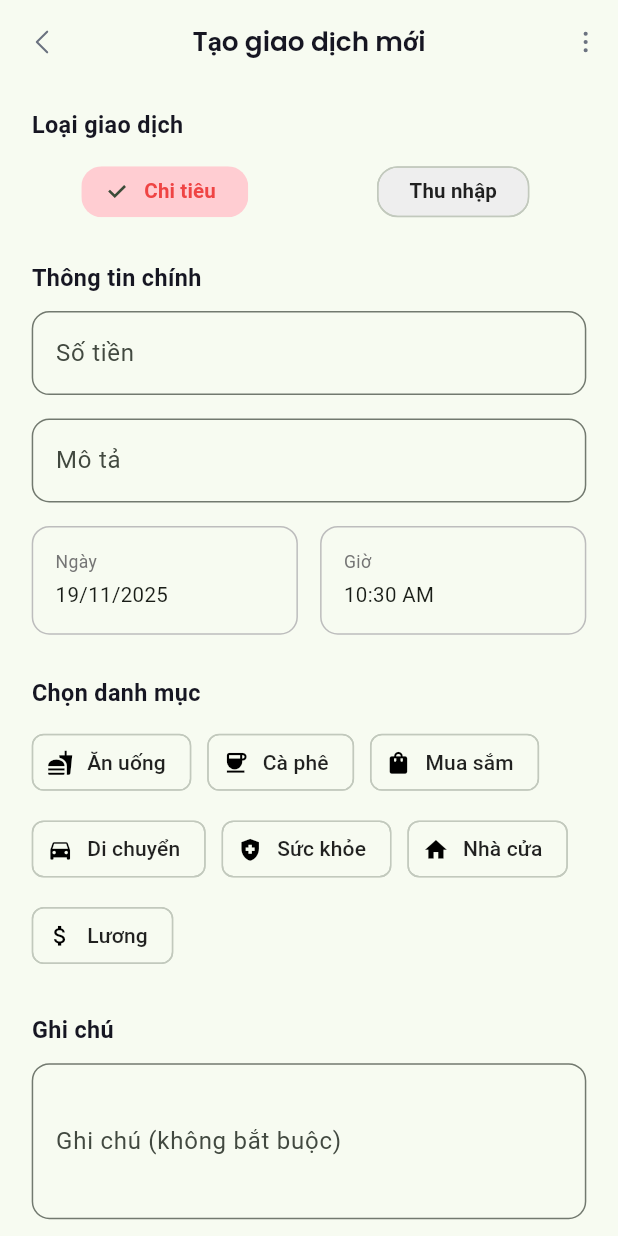
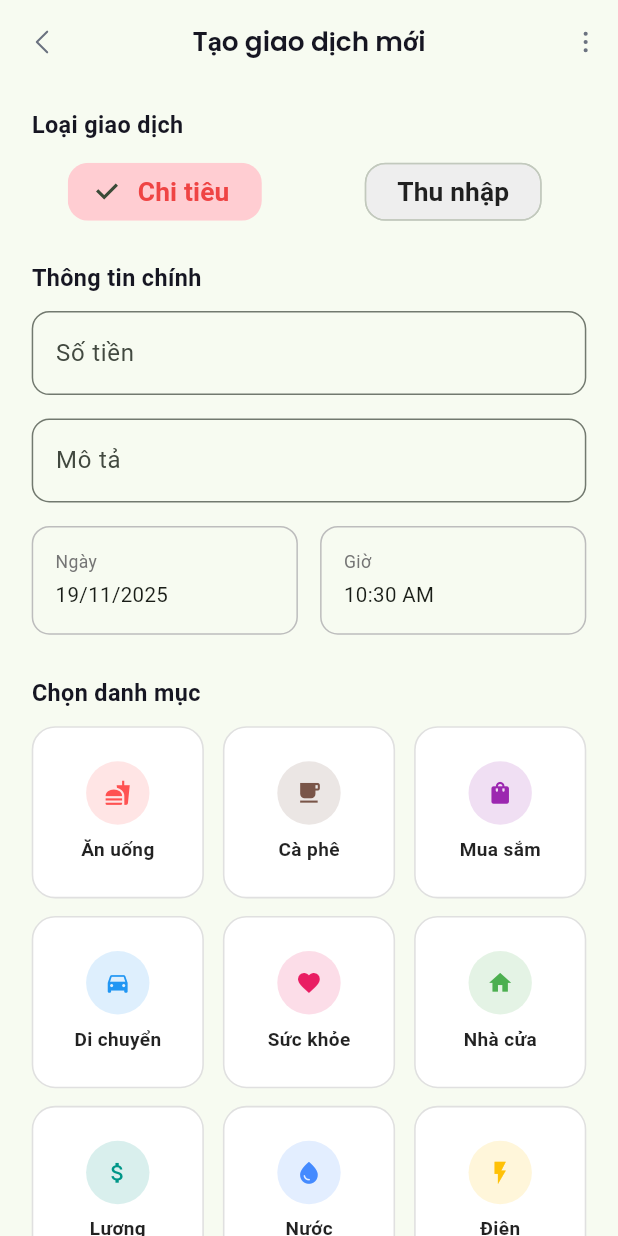
Before and after one commit to phonghai0312/finpal_mobile, a Flutter app: the CreateTransactionPage screen opened by its route, on a phone screen of 412 x 824 dp. Run offline on Flutter 3.47's test engine with Material 3 defaults, Android fonts, the phone set to English and light mode, and no system bars; our stand-ins replace easy_localization, equatable, fl_chart, flutter_dotenv, flutter_riverpod, flutter_screenutil and 5 more; accounts and stored records are empty; statements that could not run were skipped.

Commit message:
feat::create transactions page

```diff
--- a/lib/features/transactions/presentation/pages/create_transaction_page.dart
+++ b/lib/features/transactions/presentation/pages/create_transaction_page.dart
@@ -1,4 +1,4 @@
-// ignore_for_file: use_build_context_synchronously
+// ignore_for_file: use_build_context_synchronously, sized_box_for_whitespace, deprecated_member_use
 
 import 'package:flutter/material.dart';
 import 'package:flutter_riverpod/flutter_riverpod.dart';
@@ -128,9 +128,6 @@ class CreateTransactionPageState extends ConsumerState<CreateTransactionPage> {
 
             SizedBox(height: 28.h),
 
-            /// ========================
-            /// RULE TỰ ĐỘNG
-            /// ========================
             _autoRuleCard(),
 
             SizedBox(height: 32.h),
@@ -171,11 +168,14 @@ class CreateTransactionPageState extends ConsumerState<CreateTransactionPage> {
         Expanded(
           child: Container(
             height: 46.h,
+            child: SizedBox(
+              width: 180.w,
+              height: 44.h,
               child: ChoiceChip(
                 label: Text(
                   "Chi tiêu",
                   style: TextStyle(
-                  fontSize: 14.sp,
+                    fontSize: 18.sp,
                     fontWeight: FontWeight.w600,
                     color: state.type == "expense"
                         ? AppColors.darkRed
@@ -193,15 +193,19 @@ class CreateTransactionPageState extends ConsumerState<CreateTransactionPage> {
               ),
             ),
           ),
+        ),
         SizedBox(width: 14.w),
         Expanded(
           child: Container(
             height: 46.h,
+            child: SizedBox(
+              width: 180.w,
+              height: 44.h,
               child: ChoiceChip(
                 label: Text(
                   "Thu nhập",
                   style: TextStyle(
-                  fontSize: 14.sp,
+                    fontSize: 18.sp,
                     fontWeight: FontWeight.w600,
                     color: state.type == "income"
                         ? AppColors.darkGreen
@@ -216,6 +220,7 @@ class CreateTransactionPageState extends ConsumerState<CreateTransactionPage> {
                   borderRadius: BorderRadius.circular(14.r),
                 ),
                 padding: EdgeInsets.symmetric(horizontal: 12.w, vertical: 6.h),
+              ),
             ),
           ),
         ),
@@ -316,35 +321,82 @@ class CreateTransactionPageState extends ConsumerState<CreateTransactionPage> {
     CreateTransactionNotifier notifier,
   ) {
     final categories = [
-      ("c001", "Ăn uống", Icons.fastfood),
-      ("c008", "Cà phê", Icons.coffee),
-      ("c002", "Mua sắm", Icons.shopping_bag),
-      ("c004", "Di chuyển", Icons.directions_car),
-      ("c005", "Sức khỏe", Icons.health_and_safety),
-      ("c009", "Nhà cửa", Icons.home),
-      ("c003", "Lương", Icons.attach_money),
+      ("c001", "Ăn uống", Icons.fastfood, Colors.redAccent),
+      ("c008", "Cà phê", Icons.local_cafe, Colors.brown),
+      ("c002", "Mua sắm", Icons.shopping_bag, Colors.purple),
+      ("c004", "Di chuyển", Icons.directions_car, Colors.blue),
+      ("c005", "Sức khỏe", Icons.favorite, Colors.pink),
+      ("c009", "Nhà cửa", Icons.home, Colors.green),
+      ("c003", "Lương", Icons.attach_money, Colors.teal),
+      ("c010", "Nước", Icons.water_drop, Colors.blueAccent),
+      ("c011", "Điện", Icons.flash_on, Colors.amber),
     ];
 
-    return Wrap(
-      spacing: 10.w,
-      runSpacing: 10.h,
-      children: categories.map((c) {
-        final selected = c.$1 == state.categoryId;
-        return ChoiceChip(
-          selected: selected,
-          onSelected: (_) => notifier.setCategory(c.$1),
-          selectedColor: Colors.blue.shade600,
-          avatar: Icon(
-            c.$3,
+    return GridView.builder(
+      shrinkWrap: true,
+      physics: const NeverScrollableScrollPhysics(),
+      itemCount: categories.length,
+      gridDelegate: SliverGridDelegateWithFixedCrossAxisCount(
+        crossAxisCount: 3,
+        mainAxisSpacing: 12.h,
+        crossAxisSpacing: 12.w,
+        childAspectRatio: 1,
+      ),
+      itemBuilder: (context, index) {
+        final item = categories[index];
+        final id = item.$1;
+        final label = item.$2;
+        final icon = item.$3;
+        final color = item.$4;
+
+        final isSelected = id == state.categoryId;
+
+        return GestureDetector(
+          onTap: () => notifier.setCategory(id),
+          child: Container(
+            padding: EdgeInsets.symmetric(vertical: 12.h),
+            decoration: BoxDecoration(
+              color: isSelected ? color.withOpacity(0.12) : Colors.white,
+              border: Border.all(
+                color: isSelected ? color : Colors.grey.shade300,
+                width: isSelected ? 2.w : 1.w,
+              ),
+              borderRadius: BorderRadius.circular(16.r),
+            ),
+            child: Column(
+              mainAxisAlignment: MainAxisAlignment.center,
+              children: [
+                // Icon circle
+                Container(
+                  width: 40.w,
+                  height: 40.w,
+                  decoration: BoxDecoration(
+                    color: isSelected ? color : color.withOpacity(0.15),
+                    shape: BoxShape.circle,
+                  ),
+                  child: Icon(
+                    icon,
                     size: 18.sp,
-            color: selected ? Colors.white : Colors.black,
+                    color: isSelected ? Colors.white : color,
                   ),
-          label: Text(c.$2),
-          labelStyle: TextStyle(
-            color: selected ? Colors.white : Colors.black87,
+                ),
+
+                SizedBox(height: 8.h),
+
+                // Label
+                Text(
+                  label,
+                  style: TextStyle(
+                    fontSize: 13.sp,
+                    fontWeight: FontWeight.w600,
+                    color: isSelected ? color : Colors.black87,
+                  ),
+                ),
+              ],
+            ),
           ),
         );
-      }).toList(),
+      },
     );
   }
 
@@ -361,7 +413,7 @@ class CreateTransactionPageState extends ConsumerState<CreateTransactionPage> {
       child: const Text(
         "✨ Áp dụng quy tắc tự động\n"
         "Tự động phân loại các giao dịch tương tự vào danh mục này trong tương lai.",
-        style: TextStyle(fontSize: 13),
+        style: TextStyle(fontSize: 18),
       ),
     );
   }
--- a/lib/features/transactions/presentation/pages/transactions_page.dart
+++ b/lib/features/transactions/presentation/pages/transactions_page.dart
@@ -49,7 +49,7 @@ class TransactionsPageState extends ConsumerState<TransactionsPage> {
           crossAxisAlignment: CrossAxisAlignment.start,
           children: [
             _buildSummaryCards(context, state),
-            _buildSearchBar(context),
+            _buildSearchBar(context, notifier),
             _buildFilterBar(context, state, notifier),
             _buildCategoryButton(),
             Expanded(child: _buildTransactionList(context, state, notifier)),
@@ -142,7 +142,7 @@ class TransactionsPageState extends ConsumerState<TransactionsPage> {
   // SEARCH BAR
   // ---------------------------------------------------------------------------
 
-  Widget _buildSearchBar(BuildContext context) {
+  Widget _buildSearchBar(BuildContext context, TransactionNotifier notifier) {
     return Padding(
       padding: EdgeInsets.symmetric(horizontal: 16.w),
       child: TextField(
@@ -157,7 +157,7 @@ class TransactionsPageState extends ConsumerState<TransactionsPage> {
             borderSide: BorderSide.none,
           ),
         ),
-        onChanged: (value) {},
+        onChanged: (value) => notifier.onSearchChanged(value),
       ),
     );
   }
```
Also changed, not shown: lib/features/profile/data/datasources/profile_remote_data_source_impl.dart (+5 -4 lines), lib/features/profile/presentation/pages/edit_profile_page.dart (+42 -12 lines), lib/features/profile/presentation/profile_page.dart (+24 -17 lines), lib/features/profile/presentation/provider/profile_notifier.dart (+9 -9 lines), lib/features/transactions/presentation/pages/transaction_detail_page.dart (+157 -43 lines), lib/features/transactions/presentation/provider/transaction/transaction_notifier.dart (+33 -2 lines), lib/features/transactions/presentation/provider/transactiondetail/transaction_detail_notifier.dart (+50 -52 lines), lib/features/transactions/presentation/provider/transactiondetail/transaction_detail_provider.dart (+9 -18 lines). Lines whose indentation alone changed are shown as unchanged.
